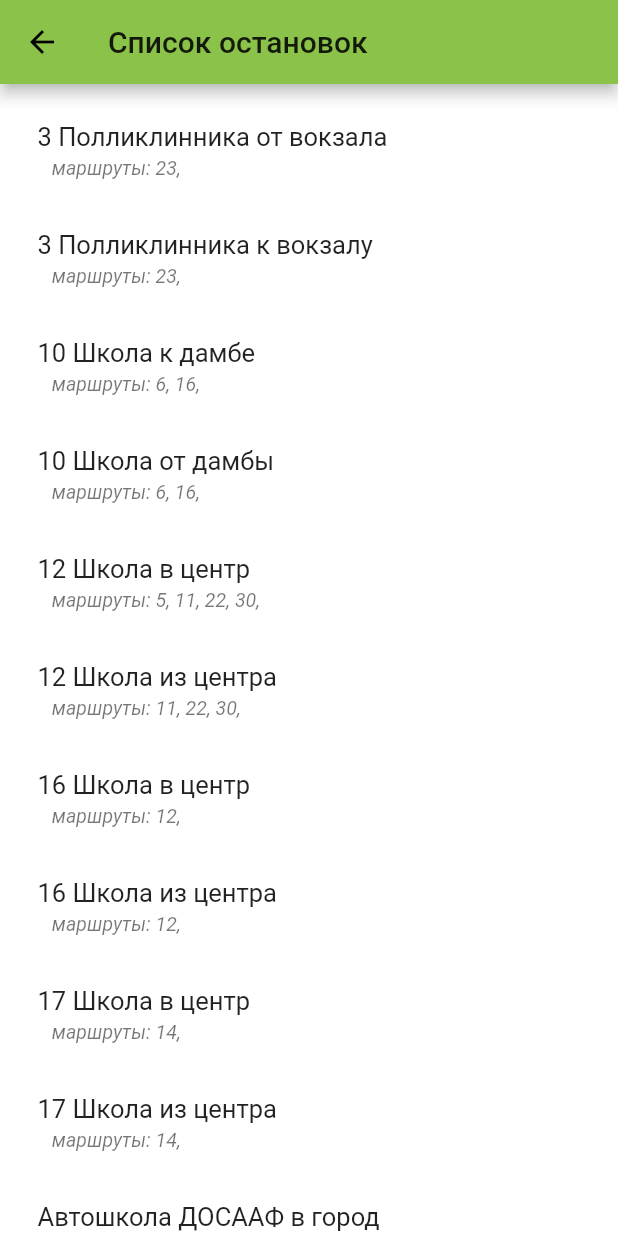
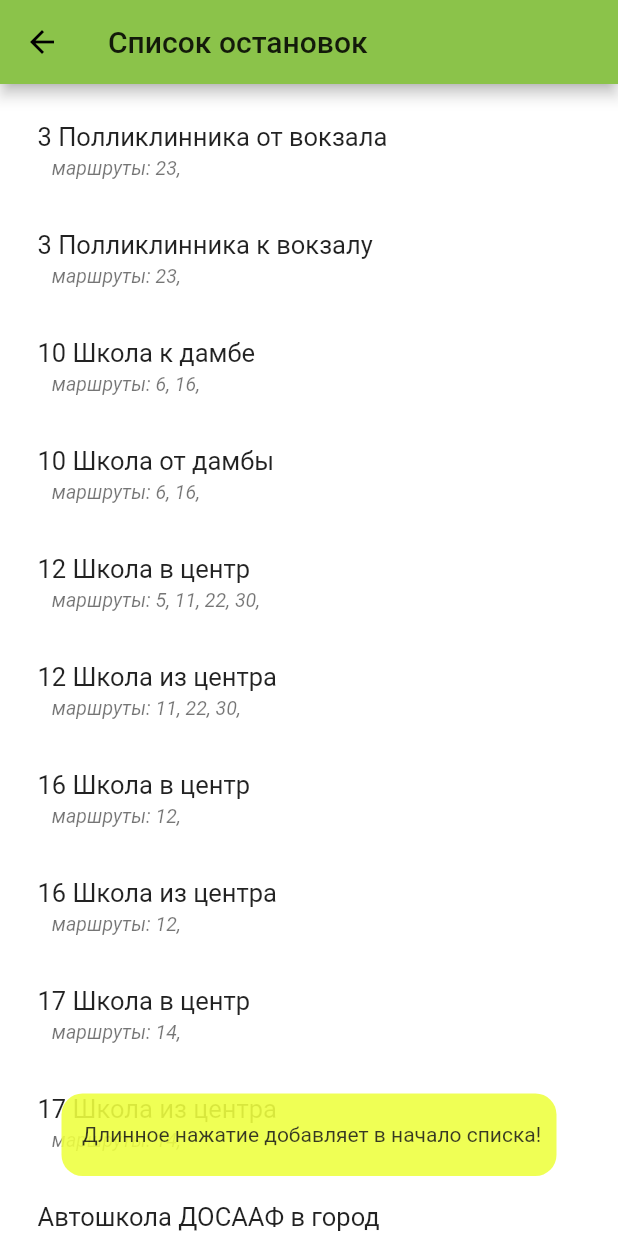
Before and after one commit to visionary776/pskovbus5, a Flutter app: the screen it shows after launch, after a tap on "Выбрать остановку", on a phone screen of 412 x 824 dp. Run offline on Flutter 3.47's test engine with Material 2 defaults, Android fonts, the light colour scheme and no system bars; our stand-ins replace shared_preferences.

Commit message:
Alfa with new messageLikeToast

```diff
--- a/lib/main.dart
+++ b/lib/main.dart
@@ -15,7 +15,6 @@ import 'favorite.dart';
 Result result=Result([""], [""]);
 Future<Result> responseFuture=Future.value(result);
 Response? response=Response("", responseFuture);
-//Favorite favorite = Favorite([], [], []);
 var stopNameList = StopNameListView();
 
 void main() {
@@ -29,7 +28,7 @@ class MyApp extends StatelessWidget {
     return ChangeNotifierProvider<Favorite>(
       create: (context) => Favorite([], [], []),
       child: MaterialApp(
-        title: 'Автобусы Пскова табло',
+        title: 'Автобусы Псков.Табло',
         theme: ThemeData(
 
           primarySwatch: Colors.lightGreen,
@@ -37,7 +36,7 @@ class MyApp extends StatelessWidget {
           visualDensity: VisualDensity.adaptivePlatformDensity,
         ),
         home: MyHomePage(
-          title: 'Автобусы Пскова',
+          title: 'Автобусы Пскова. Табло',
 
         ),
       ),
@@ -70,7 +69,6 @@ void initState(){
     Provider.of<Favorite>(context, listen: false).favListId=fav.favListId;
     Provider.of<Favorite>(context, listen: false).favListRoutes=fav.favListRoutes;
 
-     // print("******** setState in main::::: ${Provider.of<Favorite>(context, listen: false).favList}");
     });
 
   });
@@ -99,17 +97,6 @@ void initState(){
                           builder: (context) => StopNameListView()));
 
 
-                /*  final snackBar = SnackBar(
-                  content: Text(' Длинное нажатие добавляет в начало списка!'),
-                  padding: const EdgeInsets.symmetric(
-                  horizontal: 8.0, // Inner padding for SnackBar content.
-                  ),
-                  backgroundColor: Colors.lime,
-                  );
-                  ScaffoldMessenger.of(context).showSnackBar(snackBar);*/
-
-
-
                   setState(() {
                     stopUser = response!.stopName??"Не выбрана";
 
@@ -132,7 +119,6 @@ void initState(){
                 child: Container(
 
                   color: colorBkgr,
-                 // color: Colors.amber,
                   constraints: BoxConstraints(maxHeight: 390),
                   //constraints: BoxConstraints(maxWidth: 190),
                   child: TimeTableListView(),
--- a/lib/stopNameListView.dart
+++ b/lib/stopNameListView.dart
@@ -1,3 +1,4 @@
+import 'package:flutter/cupertino.dart';
 import 'package:flutter/foundation.dart';
 import 'package:provider/provider.dart';
 import 'dart:async';
@@ -12,7 +13,6 @@ import 'package:pskov_bus_5/shared_preferences_util.dart';
 
 StopList stopsListClass=StopList();
 Repository repository=Repository();
-//Favorite favorite = Favorite([], [], []);
 
 String stopUser="";
 int stopId=0;
@@ -34,6 +34,8 @@ String favStop="";
 String favRoutes="";
 int favId=0;
 Favorite fav=Favorite([], [], []);
+var opacityLevel=0.9;
+double messageHeight=55;
 
 class StopNameListView extends StatefulWidget{
 
@@ -46,11 +48,25 @@ _StopNameListViewState createState()=>_StopNameListViewState();
 
 }
 
-class _StopNameListViewState extends State<StopNameListView>{
+class _StopNameListViewState extends State<StopNameListView>
+    with TickerProviderStateMixin {
+  late final AnimationController _controller = AnimationController(
+    duration: const Duration(seconds: 4),
+    vsync: this,
+  )..reverse(from: opacityLevel);
+  late final Animation<double> _animation = CurvedAnimation(
+    parent: _controller,
+    curve: Curves.fastOutSlowIn,
+  );
+
+  @override
+  void dispose() {
+    _controller.dispose();
+    super.dispose();
+  }
 
 late Future <int> fav1,fav2,fav3,fav4,fav5,favCounter;
 
-//Favorite fav=Favorite([], [], []);
 int _selectedIndex = -1;
  _StopNameListViewState();
 
@@ -59,12 +75,8 @@ int _selectedIndex = -1;
   void initState(){
     super.initState();
 
-
-
       setState(() {
         fav= Provider.of<Favorite>(context, listen: false);
-      //  print("******** favList from Provider::::: ${fav.favList}");
-
         loadFavorite();
       //  print("******** favList from loadFavorite() in  init::::: ${favList}");
         if (favList.isEmpty){
@@ -72,35 +84,22 @@ int _selectedIndex = -1;
           favList=fav.favList;
           favListRoutes=fav.favListRoutes;
           favouriteCounter=favList.length;
-
        //   print("****Скопировали из Provider!!");
         }
-
-
-
-
-
-
-        //  print("******** favList in SetState::::: $favList");
         stopListMix.clear();
         routeListMix.clear();
-
-
 
         if (favList.isNotEmpty){
        // print("********Добавили favList::::: $favList");
           stopListMix.addAll(favList);
           routeListMix.addAll(favListRoutes);
 
+          messageHeight=0;
 
         }
-
         stopListMix.addAll(stopsList);
         routeListMix.addAll(routeList);
-
-
        // print ("stopListMix:  ${stopListMix.toString()} ");
-
       });
 
 
@@ -117,7 +116,9 @@ int _selectedIndex = -1;
     return Scaffold(
         appBar: AppBar(title: Text("Список остановок"),),
 
-        body: Container(
+        body: Stack(
+          children:<Widget>[
+            Container(
             color: colorBkgr,
 
             child: ListView.builder(
@@ -146,9 +147,9 @@ int _selectedIndex = -1;
                         });
 
 
-                        if(favList.isEmpty){
+                      /*    if(favList.isEmpty){
                         showSnackBar(' Длинное нажатие добавляет в начало списка!');
-                        }
+                          }*/
 
                         if(favouriteCounter>0 && favList.isNotEmpty){
                            if(index>=favouriteCounter) {
@@ -167,6 +168,8 @@ int _selectedIndex = -1;
                         Navigator.pop(context, response);
                       },
 
+
+
                       onLongPress: (()async {
                         setState(() {
                           _selectedIndex = index;
@@ -179,10 +182,41 @@ int _selectedIndex = -1;
                         });
                       }
                       ),
+
+
                     );
                   },
                 ),
-        )
+          ),
+
+      FadeTransition(
+        opacity: _animation,
+        child: Align(
+          alignment: Alignment.bottomCenter,
+          child: Container(
+            decoration: BoxDecoration(
+              color:Colors.limeAccent,
+              borderRadius: BorderRadius.circular(14),
+            ),
+
+              alignment: Alignment.center,
+            padding: const EdgeInsets.symmetric(
+              vertical: 5.0,
+              horizontal: 5.0,
+            ),
+            width: 330,
+
+           height:messageHeight,
+           margin: EdgeInsets.symmetric(vertical: 40) ,
+           child: Text(
+             " Длинное нажатие добавляет в начало списка!",
+             textAlign: TextAlign.center,
+           ),
+            ),
+        ),
+
+      ),
+      ])
     );
   }
 
@@ -205,8 +239,7 @@ int _selectedIndex = -1;
 
        stopId=stopsListClass.getId(index-favouriteCounter);
      }else{
-       final snackBar = SnackBar(content: Text('Эта остановка уже в моем списке!'));
-       ScaffoldMessenger.of(context).showSnackBar(snackBar);
+     showSnackBar('Эта остановка уже в моем списке!');
        stopId=favListId[index];
      }
 
@@ -264,7 +297,7 @@ void showSnackBar(String massage){
       // Inner padding for SnackBar content.
     ),
 
-    backgroundColor: Colors.lime,
+    backgroundColor: Colors.limeAccent,
     behavior: SnackBarBehavior.floating,
     shape: RoundedRectangleBorder(
       borderRadius: BorderRadius.circular(10.0),
```
Lines whose indentation alone changed are shown as unchanged.
